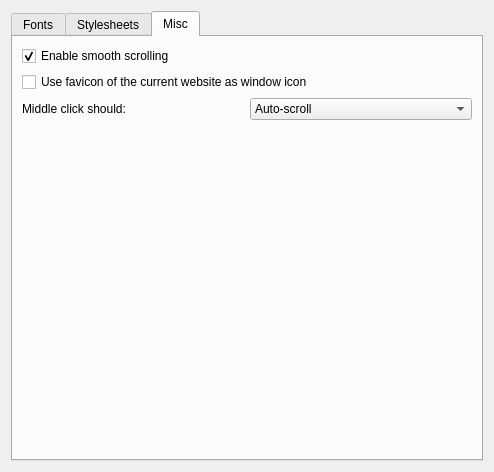
Qt form src/settings/settings_appearance.ui (KDE/rekonq) before a commit.
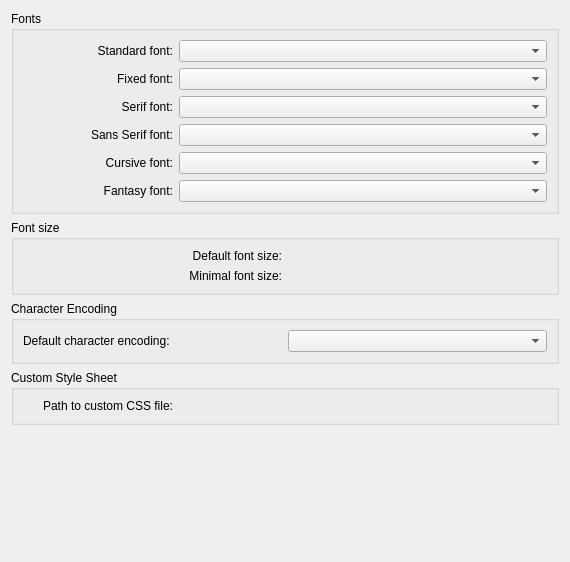
The same form after that commit. The open tabs and pages were chosen to show the change. Custom widgets are drawn as their Qt base class.

Commit message:
Privacy tab settings
Clean up (again) rekonq settings, adding "advanced" and "privacy"
sections and removing the "network" one, merged here and there with
the other ones

```diff
--- a/src/settings/settings_appearance.ui
+++ b/src/settings/settings_appearance.ui
@@ -6,24 +6,14 @@
    <rect>
     <x>0</x>
     <y>0</y>
-    <width>494</width>
-    <height>472</height>
+    <width>570</width>
+    <height>562</height>
    </rect>
   </property>
   <property name="windowTitle">
    <string>Appearance</string>
   </property>
-  <layout class="QHBoxLayout" name="horizontalLayout">
-   <item>
-    <widget class="QTabWidget" name="tabWidget">
-     <property name="currentIndex">
-      <number>0</number>
-     </property>
-     <widget class="QWidget" name="tabFont">
-      <attribute name="title">
-       <string>Fonts</string>
-      </attribute>
-      <layout class="QVBoxLayout" name="verticalLayout_4">
+  <layout class="QVBoxLayout" name="verticalLayout">
        <item>
         <widget class="QGroupBox" name="groupBox">
          <property name="title">
@@ -142,7 +132,7 @@
        <item>
         <widget class="QGroupBox" name="groupBox_2">
          <property name="title">
-          <string>Size</string>
+      <string>Font size</string>
          </property>
          <layout class="QGridLayout" name="gridLayout_2">
           <item row="0" column="0">
@@ -218,26 +208,6 @@
         </widget>
        </item>
        <item>
-        <spacer name="verticalSpacer_3">
-         <property name="orientation">
-          <enum>Qt::Vertical</enum>
-         </property>
-         <property name="sizeHint" stdset="0">
-          <size>
-           <width>20</width>
-           <height>84</height>
-          </size>
-         </property>
-        </spacer>
-       </item>
-      </layout>
-     </widget>
-     <widget class="QWidget" name="tabStyleSheet">
-      <attribute name="title">
-       <string>Stylesheets</string>
-      </attribute>
-      <layout class="QVBoxLayout" name="verticalLayout_3">
-       <item>
         <widget class="QGroupBox" name="groupBox_3">
          <property name="title">
           <string>Custom Style Sheet</string>
@@ -273,91 +243,17 @@
         </widget>
        </item>
        <item>
-        <spacer name="verticalSpacer_2">
+    <spacer name="verticalSpacer_3">
          <property name="orientation">
           <enum>Qt::Vertical</enum>
          </property>
          <property name="sizeHint" stdset="0">
           <size>
            <width>20</width>
-           <height>527</height>
+       <height>149</height>
           </size>
          </property>
         </spacer>
-       </item>
-      </layout>
-     </widget>
-     <widget class="QWidget" name="tabMisc">
-      <attribute name="title">
-       <string>Misc</string>
-      </attribute>
-      <layout class="QVBoxLayout" name="verticalLayout">
-       <item>
-        <widget class="QCheckBox" name="kcfg_smoothScrolling">
-         <property name="toolTip">
-          <string>Scroll pages with an eye candy effect</string>
-         </property>
-         <property name="text">
-          <string>Enable smooth scrolling</string>
-         </property>
-         <property name="checked">
-          <bool>true</bool>
-         </property>
-        </widget>
-       </item>
-       <item>
-        <widget class="QCheckBox" name="kcfg_useFavicon">
-         <property name="text">
-          <string>Use favicon of the current website as window icon</string>
-         </property>
-        </widget>
-       </item>
-       <item>
-        <layout class="QHBoxLayout" name="horizontalLayout_3">
-         <item>
-          <widget class="QLabel" name="label_11">
-           <property name="text">
-            <string>Middle click should:</string>
-           </property>
-          </widget>
-         </item>
-         <item>
-          <widget class="QComboBox" name="kcfg_middleClickAction">
-           <item>
-            <property name="text">
-             <string>Auto-scroll</string>
-            </property>
-           </item>
-           <item>
-            <property name="text">
-             <string>Load Clipboard URL</string>
-            </property>
-           </item>
-           <item>
-            <property name="text">
-             <string>Do Nothing</string>
-            </property>
-           </item>
-          </widget>
-         </item>
-        </layout>
-       </item>
-       <item>
-        <spacer name="verticalSpacer">
-         <property name="orientation">
-          <enum>Qt::Vertical</enum>
-         </property>
-         <property name="sizeHint" stdset="0">
-          <size>
-           <width>20</width>
-           <height>513</height>
-          </size>
-         </property>
-        </spacer>
-       </item>
-      </layout>
-     </widget>
-    </widget>
    </item>
   </layout>
  </widget>
```
Lines whose indentation alone changed are shown as unchanged. The commit also changes 13 other files.
